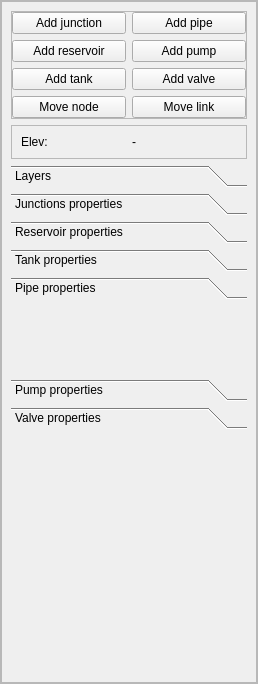
First picture: the form in qepanet_dockwidget_base.ui, repository aecforge/QEPANET, before the edit.
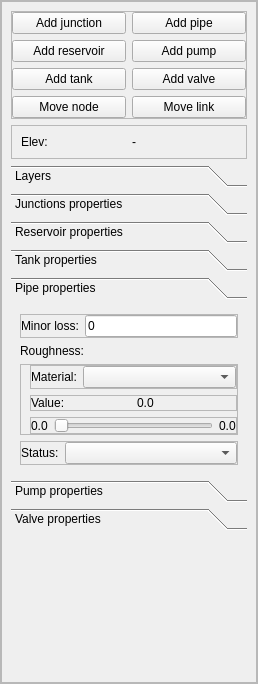
Second picture: the form after the edit. The open tabs and pages were chosen to show the change.

Commit message: - Added support for pipe roughness, status, and minor loss in GUI -

The edit to the form file:
```diff
--- a/qepanet_dockwidget_base.ui
+++ b/qepanet_dockwidget_base.ui
@@ -328,9 +328,214 @@
               </attribute>
              </widget>
              <widget class="QWidget" name="wgt_ele_pipe">
+              <property name="geometry">
+               <rect>
+                <x>0</x>
+                <y>0</y>
+                <width>236</width>
+                <height>169</height>
+               </rect>
+              </property>
               <attribute name="label">
                <string>Pipe properties</string>
               </attribute>
+              <layout class="QVBoxLayout" name="verticalLayout_5">
+               <item>
+                <widget class="QFrame" name="fra_loss">
+                 <property name="frameShape">
+                  <enum>QFrame::StyledPanel</enum>
+                 </property>
+                 <property name="frameShadow">
+                  <enum>QFrame::Raised</enum>
+                 </property>
+                 <layout class="QHBoxLayout" name="horizontalLayout">
+                  <property name="margin">
+                   <number>0</number>
+                  </property>
+                  <item>
+                   <widget class="QLabel" name="lbl_pipe_loss">
+                    <property name="text">
+                     <string>Minor loss:</string>
+                    </property>
+                   </widget>
+                  </item>
+                  <item>
+                   <widget class="QLineEdit" name="txt_pipe_loss">
+                    <property name="text">
+                     <string>0</string>
+                    </property>
+                   </widget>
+                  </item>
+                 </layout>
+                </widget>
+               </item>
+               <item>
+                <widget class="QLabel" name="lbl_pipe_roughness">
+                 <property name="text">
+                  <string>Roughness:</string>
+                 </property>
+                </widget>
+               </item>
+               <item>
+                <widget class="QFrame" name="fra_roughness">
+                 <property name="frameShape">
+                  <enum>QFrame::StyledPanel</enum>
+                 </property>
+                 <property name="frameShadow">
+                  <enum>QFrame::Raised</enum>
+                 </property>
+                 <layout class="QVBoxLayout" name="verticalLayout_4">
+                  <property name="leftMargin">
+                   <number>9</number>
+                  </property>
+                  <property name="topMargin">
+                   <number>0</number>
+                  </property>
+                  <property name="rightMargin">
+                   <number>0</number>
+                  </property>
+                  <property name="bottomMargin">
+                   <number>0</number>
+                  </property>
+                  <item>
+                   <widget class="QFrame" name="fra_roughness_2">
+                    <property name="frameShape">
+                     <enum>QFrame::StyledPanel</enum>
+                    </property>
+                    <property name="frameShadow">
+                     <enum>QFrame::Raised</enum>
+                    </property>
+                    <layout class="QHBoxLayout" name="horizontalLayout_3">
+                     <property name="margin">
+                      <number>0</number>
+                     </property>
+                     <item>
+                      <widget class="QLabel" name="lbl_pipe_material">
+                       <property name="text">
+                        <string>Material:</string>
+                       </property>
+                      </widget>
+                     </item>
+                     <item>
+                      <widget class="QComboBox" name="cbo_pipe_roughness">
+                       <property name="sizePolicy">
+                        <sizepolicy hsizetype="Expanding" vsizetype="Fixed">
+                         <horstretch>0</horstretch>
+                         <verstretch>0</verstretch>
+                        </sizepolicy>
+                       </property>
+                      </widget>
+                     </item>
+                    </layout>
+                   </widget>
+                  </item>
+                  <item>
+                   <widget class="QFrame" name="fra_roughness_1">
+                    <property name="frameShape">
+                     <enum>QFrame::StyledPanel</enum>
+                    </property>
+                    <property name="frameShadow">
+                     <enum>QFrame::Raised</enum>
+                    </property>
+                    <layout class="QHBoxLayout" name="horizontalLayout_2">
+                     <property name="margin">
+                      <number>0</number>
+                     </property>
+                     <item>
+                      <widget class="QLabel" name="lbl_pipe_roughness_val">
+                       <property name="text">
+                        <string>Value:</string>
+                       </property>
+                      </widget>
+                     </item>
+                     <item>
+                      <widget class="QLabel" name="lbl_pipe_roughness_val_val">
+                       <property name="text">
+                        <string>0.0</string>
+                       </property>
+                      </widget>
+                     </item>
+                    </layout>
+                   </widget>
+                  </item>
+                  <item>
+                   <widget class="QFrame" name="fra_roughness_3">
+                    <property name="frameShape">
+                     <enum>QFrame::StyledPanel</enum>
+                    </property>
+                    <property name="frameShadow">
+                     <enum>QFrame::Raised</enum>
+                    </property>
+                    <layout class="QHBoxLayout" name="horizontalLayout_4">
+                     <property name="margin">
+                      <number>0</number>
+                     </property>
+                     <item>
+                      <widget class="QLabel" name="lbl_pipe_roughness_min">
+                       <property name="text">
+                        <string>0.0</string>
+                       </property>
+                      </widget>
+                     </item>
+                     <item>
+                      <widget class="QSlider" name="sli_pipe_roughness">
+                       <property name="sizePolicy">
+                        <sizepolicy hsizetype="Expanding" vsizetype="Fixed">
+                         <horstretch>0</horstretch>
+                         <verstretch>0</verstretch>
+                        </sizepolicy>
+                       </property>
+                       <property name="orientation">
+                        <enum>Qt::Horizontal</enum>
+                       </property>
+                      </widget>
+                     </item>
+                     <item>
+                      <widget class="QLabel" name="lbl_pipe_roughness_max">
+                       <property name="text">
+                        <string>0.0</string>
+                       </property>
+                      </widget>
+                     </item>
+                    </layout>
+                   </widget>
+                  </item>
+                 </layout>
+                </widget>
+               </item>
+               <item>
+                <widget class="QFrame" name="fra_pipe_status">
+                 <property name="frameShape">
+                  <enum>QFrame::StyledPanel</enum>
+                 </property>
+                 <property name="frameShadow">
+                  <enum>QFrame::Raised</enum>
+                 </property>
+                 <layout class="QHBoxLayout" name="horizontalLayout_5">
+                  <property name="margin">
+                   <number>0</number>
+                  </property>
+                  <item>
+                   <widget class="QLabel" name="lal_pipe_status">
+                    <property name="text">
+                     <string>Status:</string>
+                    </property>
+                   </widget>
+                  </item>
+                  <item>
+                   <widget class="QComboBox" name="cbo_pipe_status">
+                    <property name="sizePolicy">
+                     <sizepolicy hsizetype="Expanding" vsizetype="Fixed">
+                      <horstretch>0</horstretch>
+                      <verstretch>0</verstretch>
+                     </sizepolicy>
+                    </property>
+                   </widget>
+                  </item>
+                 </layout>
+                </widget>
+               </item>
+              </layout>
              </widget>
              <widget class="QWidget" name="wgt_ele_pump">
               <attribute name="label">
```
Left out of the diff: 38 changed lines with no effect on the pictures. The commit also changes 5 other files.
